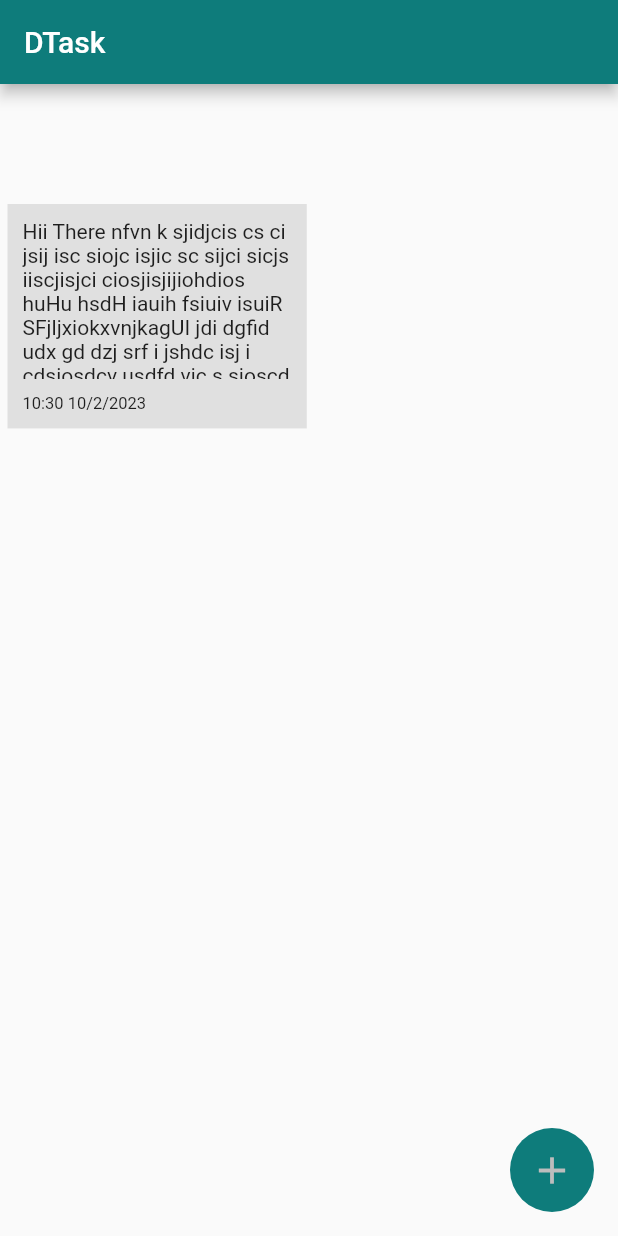
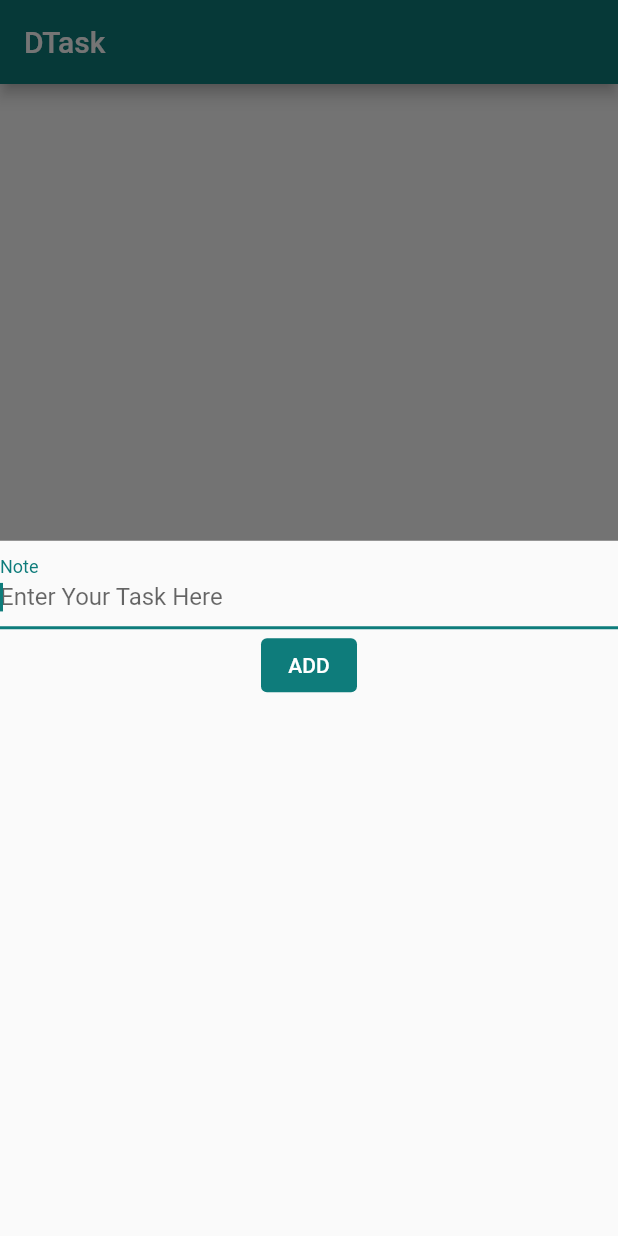
Before and after one commit to Airbornharsh/DTask-app, a Flutter app: the screen it shows after launch, after a tap on the "add" icon, on a phone screen of 412 x 824 dp. Run offline on Flutter 3.47's test engine with Material 2 defaults, Android fonts, the phone set to English and light mode, and no system bars; our stand-ins replace shared_preferences.

Commit message:
Add Task Field

```diff
--- a/lib/Screen/HomeScreen.dart
+++ b/lib/Screen/HomeScreen.dart
@@ -1,5 +1,6 @@
 import 'package:dtask/Provider/Settings.dart';
 import 'package:dtask/Provider/Task.dart';
+import 'package:dtask/Widgets/HomeScreen/AddTask.dart';
 import 'package:dtask/Widgets/HomeScreen/TaskItem.dart';
 import 'package:flutter/material.dart';
 import 'package:provider/provider.dart';
@@ -31,14 +32,17 @@ class _HomeScreenState extends State<HomeScreen> {
             decoration:
                 BoxDecoration(color: Provider.of<Settings>(context).getPrimary),
             child: IconButton(
-              onPressed: () {
-                Provider.of<Task>(context, listen: false).addTask(
-                    "Hii There nfvn k sjidjcis cs ci jsij isc siojc isjic sc sijci sicjs iiscjisjci ciosjisjijiohdios huHu hsdH iauih fsiuiv isuiR SFjljxiokxvnjkagUI jdi dgfid udx gd dzj srf i jshdc isj i cdsiosdcv usdfd vjc s sioscd  dcuxh iosd ssb  hsdc sh sh avxj df sfv ufv sdhcs cs icdjsij icssc sdic sijcisk c j cs dcsifsvbhgahv uoh asa uiui uibfsduivuv sdui");
+              onPressed: () async {
+                await showModalBottomSheet(
+                    context: context,
+                    builder: (context) {
+                      return const AddTask();
+                    });
               },
               icon: Icon(
                 Icons.add,
                 size: 30,
-                color: Colors.grey.shade400,
+                color: Colors.grey.shade200,
               ),
               tooltip: "Add",
             )),
--- /dev/null
+++ b/lib/Widgets/HomeScreen/AddTask.dart
@@ -0,0 +1,61 @@
+import 'package:dtask/Provider/Settings.dart';
+import 'package:dtask/Provider/Task.dart';
+import 'package:flutter/material.dart';
+import 'package:provider/provider.dart';
+
+class AddTask extends StatefulWidget {
+  const AddTask({super.key});
+
+  @override
+  State<AddTask> createState() => _AddTaskState();
+}
+
+class _AddTaskState extends State<AddTask> {
+  final _taskController = TextEditingController();
+
+  @override
+  void dispose() {
+    // TODO: implement dispose
+    super.dispose();
+
+    _taskController.dispose();
+  }
+
+  @override
+  Widget build(BuildContext context) {
+    return Container(
+      child: Column(children: [
+        TextField(
+          controller: _taskController,
+          keyboardType: TextInputType.multiline,
+          textInputAction: TextInputAction.done,
+          // expands: true,
+          maxLines: null,
+          onEditingComplete: () {
+            print("ok");
+          },
+          autofocus: true,
+          onSubmitted: (value) {
+            FocusScope.of(context).requestFocus(FocusNode());
+          },
+          decoration: const InputDecoration(
+            label: Text("Note"),
+            hintText: "Enter Your Task Here",
+          ),
+        ),
+        TextButton(
+            onPressed: () {
+              Provider.of<Task>(context,listen: false).addTask(_taskController.text);
+              Navigator.of(context).pop();
+            },
+            style: ButtonStyle(
+                backgroundColor: MaterialStatePropertyAll<Color>(
+                    Provider.of<Settings>(context).getPrimary)),
+            child: const Text(
+              "ADD",
+              style: TextStyle(color: Colors.white),
+            ))
+      ]),
+    );
+  }
+}
```
Also changed, not shown: lib/Widgets/HomeScreen/TaskItem.dart (+22 -2 lines), 1 other file.
